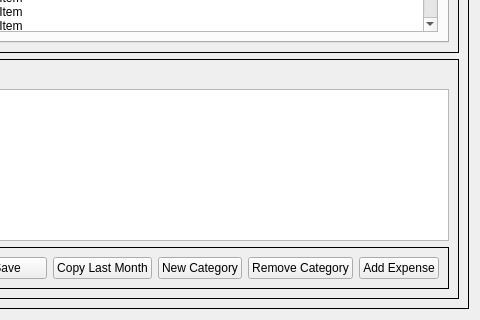
Before: the Qt Designer form rsrc/UI/TableTest.ui in Winkelmann17/BudgetTool-Python, drawn with Qt 5; both pictures show x 507 to 987 and y 188 to 508 of the 987 by 508 pixel window.
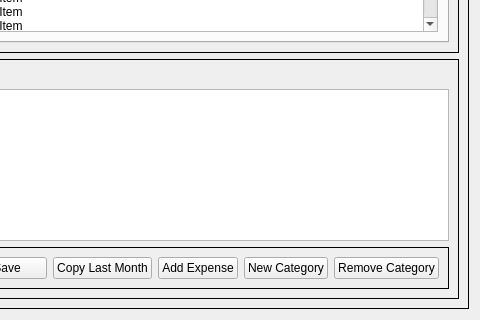
After: the same form once the commit is applied.

Commit message: Added functionality to edit planned and update table.

```diff
--- a/rsrc/UI/TableTest.ui
+++ b/rsrc/UI/TableTest.ui
@@ -330,6 +330,13 @@
               </property>
              </widget>
             </item>
+            <item>
+             <widget class="QPushButton" name="addExpenseButton">
+              <property name="text">
+               <string>Add Expense</string>
+              </property>
+             </widget>
+            </item>
             <item>
              <widget class="QPushButton" name="newCategoryButton">
               <property name="text">
@@ -344,13 +351,6 @@
               </property>
              </widget>
             </item>
-            <item>
-             <widget class="QPushButton" name="addExpenseButton">
-              <property name="text">
-               <string>Add Expense</string>
-              </property>
-             </widget>
-            </item>
            </layout>
           </widget>
          </item>
```
The commit also changes 3 other files.
